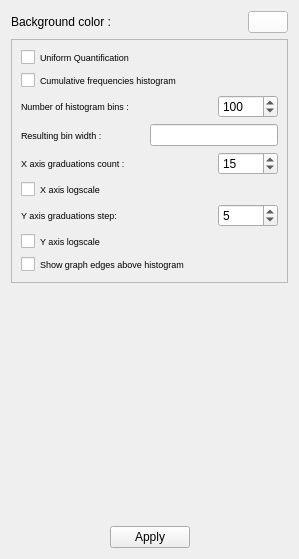
Old version of the form plugins/view/HistogramView/HistoOptionsWidget.ui in the repository vadivelselvaraj/TulipGLImprovement.
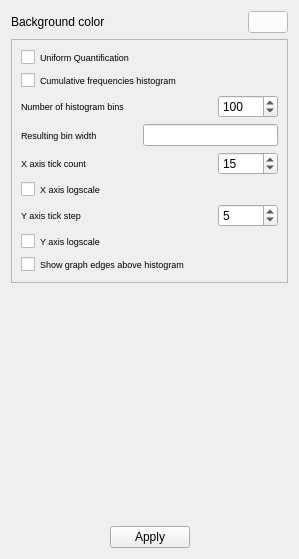
New version of the form.

Commit message: use "tick marks" instead of "graduation" (ceremonie de remise de diplomes en francais)

The edit to the form file:
```diff
--- a/plugins/view/HistogramView/HistoOptionsWidget.ui
+++ b/plugins/view/HistogramView/HistoOptionsWidget.ui
@@ -19,7 +19,7 @@
      <item>
       <widget class="QLabel" name="label_5">
        <property name="text">
-        <string>Background color :</string>
+        <string>Background color</string>
        </property>
       </widget>
      </item>
@@ -191,7 +191,7 @@
            </font>
           </property>
           <property name="text">
-           <string>Number of histogram bins :</string>
+           <string>Number of histogram bins</string>
           </property>
           <property name="scaledContents">
            <bool>false</bool>
@@ -226,7 +226,7 @@
            </font>
           </property>
           <property name="text">
-           <string>Resulting bin width : </string>
+           <string>Resulting bin width</string>
           </property>
          </widget>
         </item>
@@ -276,7 +276,7 @@
            </font>
           </property>
           <property name="text">
-           <string>X axis graduations count :</string>
+           <string>X axis tick count</string>
           </property>
          </widget>
         </item>
@@ -326,7 +326,7 @@
            </font>
           </property>
           <property name="text">
-           <string>Y axis graduations step:</string>
+           <string>Y axis tick step</string>
           </property>
          </widget>
         </item>
```
